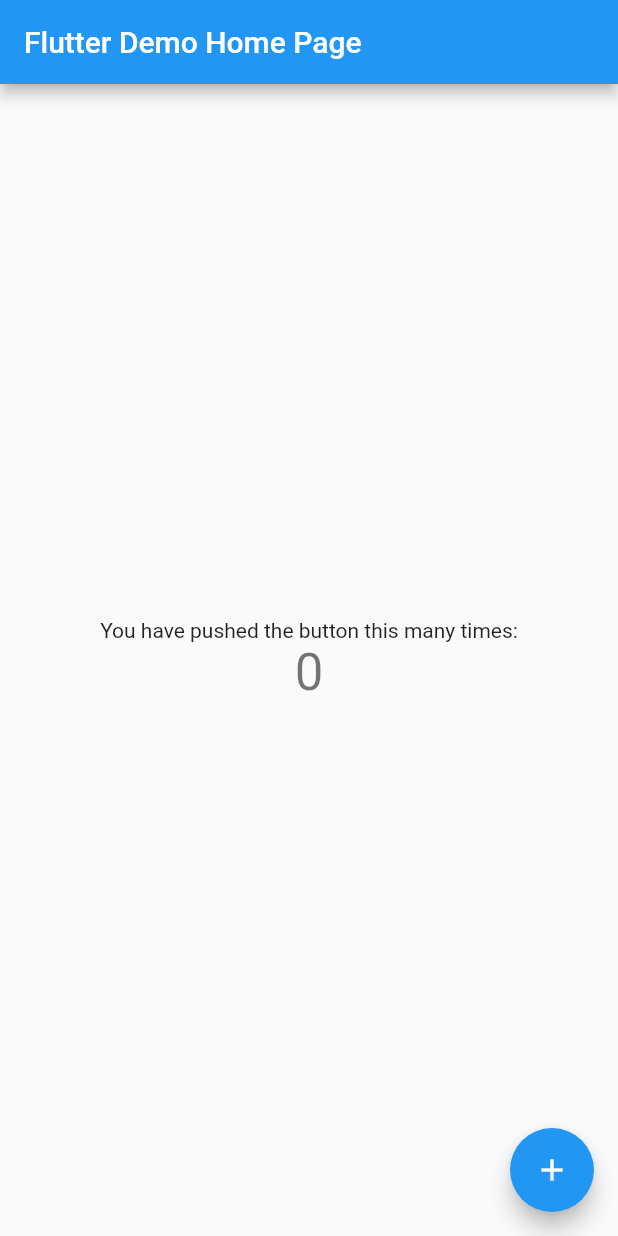
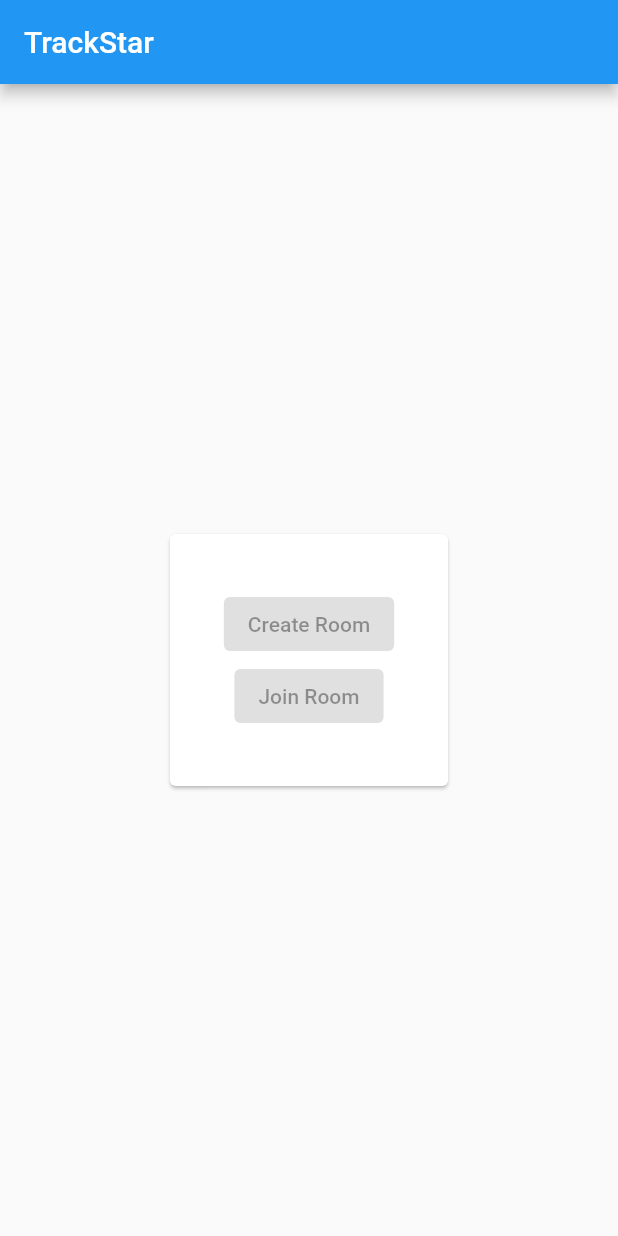
Before and after one commit to JMS55/trackstar, a Flutter app: the screen it shows after launch, on a phone screen of 412 x 824 dp. Run offline on Flutter 3.47's test engine with Material 2 defaults, Android fonts, the phone set to English and light mode, and no system bars.

Commit message:
Mock several pages out

```diff
--- /dev/null
+++ b/lib/home_page.dart
@@ -0,0 +1,32 @@
+import 'package:flutter/material.dart';
+
+class HomePage extends StatelessWidget {
+  const HomePage({Key? key}) : super(key: key);
+
+  @override
+  Widget build(BuildContext context) {
+    return Scaffold(
+      appBar: AppBar(title: const Text('TrackStar')),
+      body: Center(
+        child: Card(
+          child: Padding(
+            padding: const EdgeInsets.all(36.0),
+            child: Column(
+              mainAxisSize: MainAxisSize.min,
+              children: const <Widget>[
+                ElevatedButton(
+                  onPressed: null,
+                  child: Text('Create Room'),
+                ),
+                ElevatedButton(
+                  onPressed: null,
+                  child: Text('Join Room'),
+                ),
+              ],
+            ),
+          ),
+        ),
+      ),
+    );
+  }
+}
--- a/lib/main.dart
+++ b/lib/main.dart
@@ -1,4 +1,5 @@
 import 'package:flutter/material.dart';
+import 'package:trackstar/home_page.dart';
 
 void main() {
   runApp(const MyApp());
@@ -7,109 +8,14 @@
 class MyApp extends StatelessWidget {
   const MyApp({Key? key}) : super(key: key);
 
-  // This widget is the root of your application.
   @override
   Widget build(BuildContext context) {
     return MaterialApp(
-      title: 'Flutter Demo',
+      title: 'TrackStar',
       theme: ThemeData(
-        // This is the theme of your application.
-        //
-        // Try running your application with "flutter run". You'll see the
-        // application has a blue toolbar. Then, without quitting the app, try
-        // changing the primarySwatch below to Colors.green and then invoke
-        // "hot reload" (press "r" in the console where you ran "flutter run",
-        // or simply save your changes to "hot reload" in a Flutter IDE).
-        // Notice that the counter didn't reset back to zero; the application
-        // is not restarted.
         primarySwatch: Colors.blue,
       ),
-      home: const MyHomePage(title: 'Flutter Demo Home Page'),
+      home: const HomePage(),
     );
   }
 }
-
-class MyHomePage extends StatefulWidget {
-  const MyHomePage({Key? key, required this.title}) : super(key: key);
-
-  // This widget is the home page of your application. It is stateful, meaning
-  // that it has a State object (defined below) that contains fields that affect
-  // how it looks.
-
-  // This class is the configuration for the state. It holds the values (in this
-  // case the title) provided by the parent (in this case the App widget) and
-  // used by the build method of the State. Fields in a Widget subclass are
-  // always marked "final".
-
-  final String title;
-
-  @override
-  State<MyHomePage> createState() => _MyHomePageState();
-}
-
-class _MyHomePageState extends State<MyHomePage> {
-  int _counter = 0;
-
-  void _incrementCounter() {
-    setState(() {
-      // This call to setState tells the Flutter framework that something has
-      // changed in this State, which causes it to rerun the build method below
-      // so that the display can reflect the updated values. If we changed
-      // _counter without calling setState(), then the build method would not be
-      // called again, and so nothing would appear to happen.
-      _counter++;
-    });
-  }
-
-  @override
-  Widget build(BuildContext context) {
-    // This method is rerun every time setState is called, for instance as done
-    // by the _incrementCounter method above.
-    //
-    // The Flutter framework has been optimized to make rerunning build methods
-    // fast, so that you can just rebuild anything that needs updating rather
-    // than having to individually change instances of widgets.
-    return Scaffold(
-      appBar: AppBar(
-        // Here we take the value from the MyHomePage object that was created by
-        // the App.build method, and use it to set our appbar title.
-        title: Text(widget.title),
-      ),
-      body: Center(
-        // Center is a layout widget. It takes a single child and positions it
-        // in the middle of the parent.
-        child: Column(
-          // Column is also a layout widget. It takes a list of children and
-          // arranges them vertically. By default, it sizes itself to fit its
-          // children horizontally, and tries to be as tall as its parent.
-          //
-          // Invoke "debug painting" (press "p" in the console, choose the
-          // "Toggle Debug Paint" action from the Flutter Inspector in Android
-          // Studio, or the "Toggle Debug Paint" command in Visual Studio Code)
-          // to see the wireframe for each widget.
-          //
-          // Column has various properties to control how it sizes itself and
-          // how it positions its children. Here we use mainAxisAlignment to
-          // center the children vertically; the main axis here is the vertical
-          // axis because Columns are vertical (the cross axis would be
-          // horizontal).
-          mainAxisAlignment: MainAxisAlignment.center,
-          children: <Widget>[
-            const Text(
-              'You have pushed the button this many times:',
-            ),
-            Text(
-              '$_counter',
-              style: Theme.of(context).textTheme.headline4,
-            ),
-          ],
-        ),
-      ),
-      floatingActionButton: FloatingActionButton(
-        onPressed: _incrementCounter,
-        tooltip: 'Increment',
-        child: const Icon(Icons.add),
-      ), // This trailing comma makes auto-formatting nicer for build methods.
-    );
-  }
-}
```
Also changed, not shown: lib/enter_code_page.dart (added, +26 -0 lines), lib/enter_name_page.dart (added, +26 -0 lines), lib/lobby_page.dart (added, +25 -0 lines).
